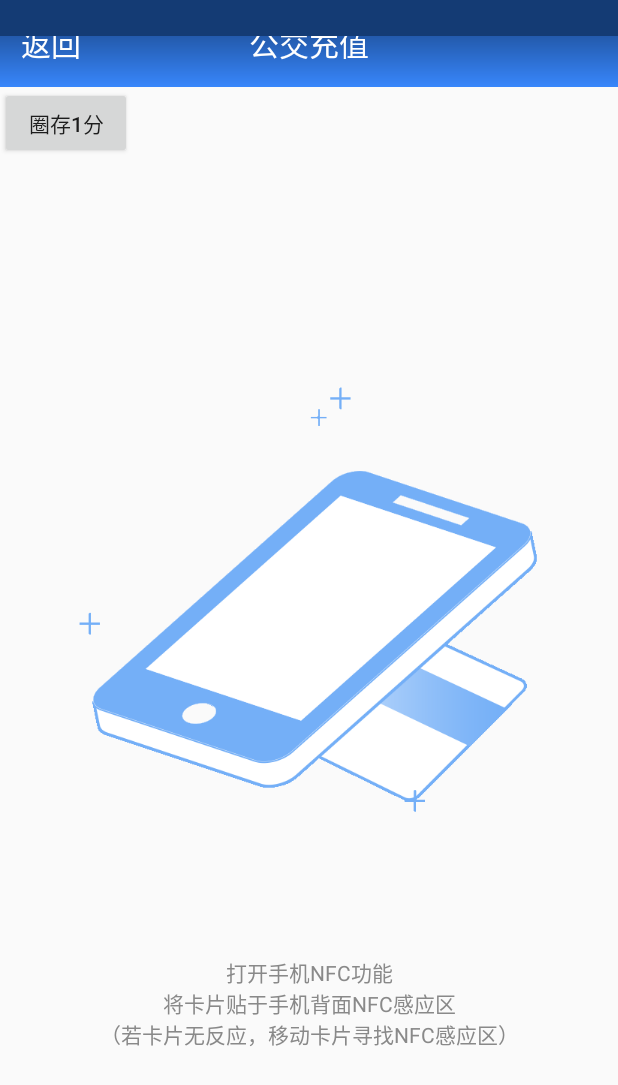
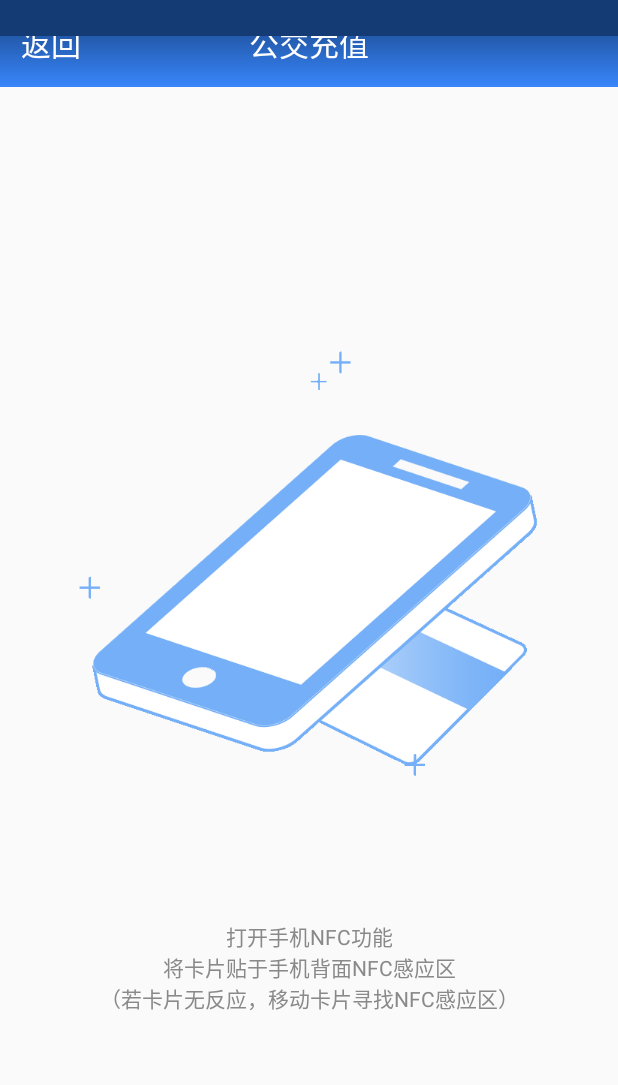
Before and after one commit to l770468673-lypgit/ZjjPanda, an Android app: the NFCPandaActivity screen opened directly, with no data from a screen before it, on a phone screen of 412 x 824 dp. Shown: the top 1085 px of the screen. Run offline under Robolectric (Android 15) with nearby library versions, the phone set to English and light mode, and no system bars; libraries missing offline, so code that uses them is left out: com.crb.cttic.

Commit message:
ui genggai

```diff
--- a/app/src/main/res/layout/activity_nfc.xml
+++ b/app/src/main/res/layout/activity_nfc.xml
@@ -33,12 +33,13 @@
             android:textColor="#FFFFFF"
             android:textSize="20sp" />
     </RelativeLayout>
+
     <Button
         android:id="@+id/quancun"
         android:layout_width="wrap_content"
         android:layout_height="wrap_content"
         android:text="圈存1分"
-        />
+        android:visibility="gone" />
 
     <RelativeLayout
         android:id="@+id/relay_recharge"
--- a/app/src/main/res/values/strings.xml
+++ b/app/src/main/res/values/strings.xml
@@ -1,5 +1,5 @@
 <resources>
-    <string name="app_name">ZjjPanda</string>
+    <string name="app_name">熊猫文旅通</string>
 
     <!-- TODO: Remove or change this placeholder text -->
     <string name="hello_blank_fragment">Hello blank fragment</string>
```
